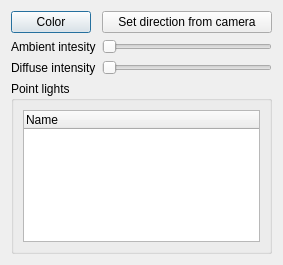
First picture: the form in src/wte/ui/LightEditor.ui, repository spiricn/Wt, before the edit.
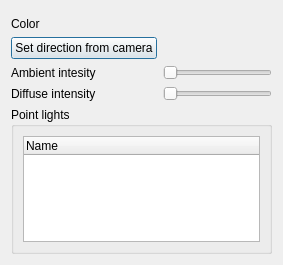
Second picture: the form after the edit. Custom widgets are drawn as their Qt base class.

Commit message: Volumetric scatering tool, Color edit widget added. Fixed several WtEditor bugs.

```diff
--- a/src/wte/ui/LightEditor.ui
+++ b/src/wte/ui/LightEditor.ui
@@ -13,46 +13,8 @@
   <property name="windowTitle">
    <string>Light editor</string>
   </property>
-  <layout class="QFormLayout" name="formLayout">
-   <property name="fieldGrowthPolicy">
-    <enum>QFormLayout::AllNonFixedFieldsGrow</enum>
-   </property>
-   <item row="0" column="0">
-    <widget class="QPushButton" name="pushButton_3">
-     <property name="text">
-      <string>Color</string>
-     </property>
-    </widget>
-   </item>
-   <item row="1" column="0">
-    <widget class="QLabel" name="label_3">
-     <property name="text">
-      <string>Ambient intesity</string>
-     </property>
-    </widget>
-   </item>
-   <item row="1" column="1">
-    <widget class="QSlider" name="ambientIntensitySlider">
-     <property name="orientation">
-      <enum>Qt::Horizontal</enum>
-     </property>
-    </widget>
-   </item>
-   <item row="2" column="0">
-    <widget class="QLabel" name="label_4">
-     <property name="text">
-      <string>Diffuse intensity</string>
-     </property>
-    </widget>
-   </item>
-   <item row="2" column="1">
-    <widget class="QSlider" name="diffuseItensitySlider">
-     <property name="orientation">
-      <enum>Qt::Horizontal</enum>
-     </property>
-    </widget>
-   </item>
-   <item row="3" column="0" colspan="2">
+  <layout class="QGridLayout" name="gridLayout_2">
+   <item row="5" column="0" colspan="2">
     <widget class="QGroupBox" name="groupBox">
      <property name="title">
       <string>Point lights</string>
@@ -70,15 +32,64 @@
      </layout>
     </widget>
    </item>
-   <item row="0" column="1">
+   <item row="4" column="1">
+    <widget class="QSlider" name="diffuseItensitySlider">
+     <property name="orientation">
+      <enum>Qt::Horizontal</enum>
+     </property>
+    </widget>
+   </item>
+   <item row="4" column="0">
+    <widget class="QLabel" name="label_4">
+     <property name="text">
+      <string>Diffuse intensity</string>
+     </property>
+    </widget>
+   </item>
+   <item row="2" column="0">
     <widget class="QPushButton" name="pushButton">
      <property name="text">
       <string>Set direction from camera</string>
      </property>
     </widget>
    </item>
+   <item row="3" column="0">
+    <widget class="QLabel" name="label_3">
+     <property name="text">
+      <string>Ambient intesity</string>
+     </property>
+    </widget>
+   </item>
+   <item row="3" column="1">
+    <widget class="QSlider" name="ambientIntensitySlider">
+     <property name="orientation">
+      <enum>Qt::Horizontal</enum>
+     </property>
+    </widget>
+   </item>
+   <item row="1" column="0">
+    <widget class="QLabel" name="label">
+     <property name="text">
+      <string>Color</string>
+     </property>
+    </widget>
+   </item>
+   <item row="0" column="1" rowspan="2">
+    <widget class="ColorEditWidget" name="color" native="true"/>
+   </item>
   </layout>
  </widget>
+ <customwidgets>
+  <customwidget>
+   <class>ColorEditWidget</class>
+   <extends>QWidget</extends>
+   <header>ColorEditWidget.h</header>
+   <container>1</container>
+   <slots>
+    <signal>valueChanged()</signal>
+   </slots>
+  </customwidget>
+ </customwidgets>
  <resources/>
  <connections>
   <connection>
```
Left out of the diff: 43 changed lines with no effect on the pictures. The commit also changes 42 other files.
